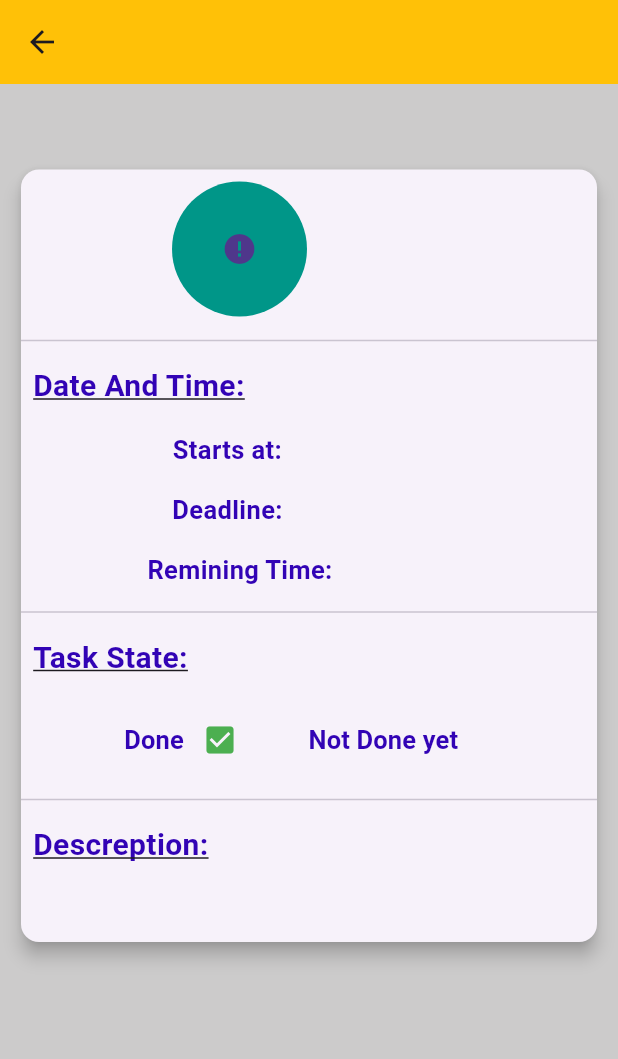
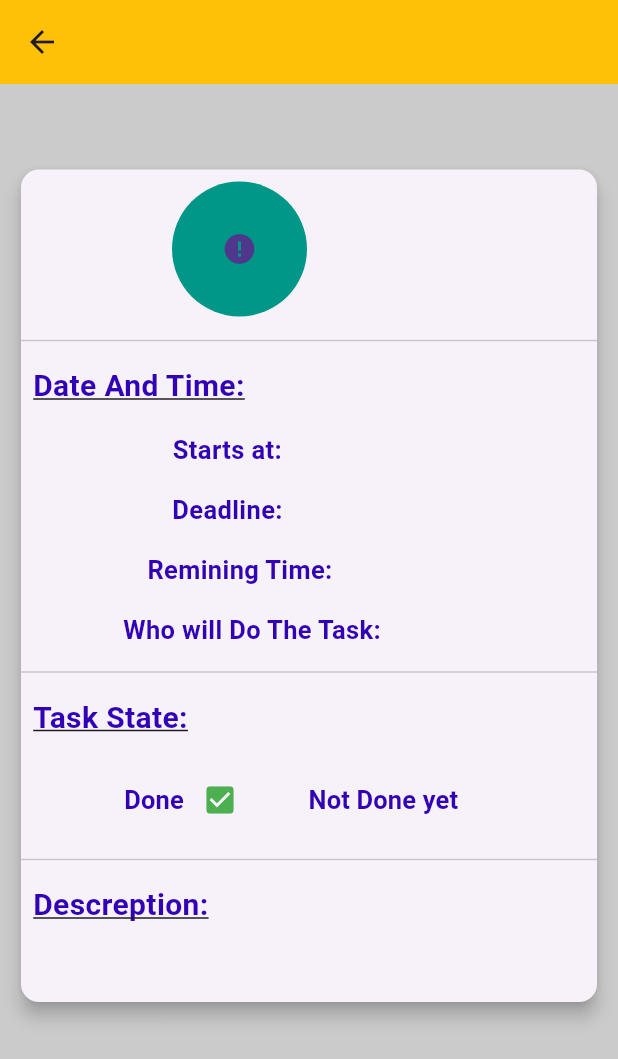
Before and after one commit to ahmaddamr/company_app, a Flutter app: the TaskDetailsScreen screen opened directly with empty values, after a tap on "Done", on a phone screen of 412 x 824 dp. Shown: the top 1059 px of the screen. Run offline on Flutter 3.47's test engine with Material 3 defaults, Android fonts, the phone set to English and light mode, and no system bars; drawn by our look-alikes of cached_network_image; our stand-ins replace cloud_firestore, firebase_auth, firebase_core, firebase_messaging, firebase_storage, fluttertoast and 5 more; accounts and stored records are empty; network calls fail.

Commit message:
finish displaying the user who will do the task in task details screen

```diff
--- a/lib/screens/tasks/add_task_screen.dart
+++ b/lib/screens/tasks/add_task_screen.dart
@@ -476,6 +476,7 @@ class _AddTaskScreenState extends State<AddTaskScreen> {
       'deadlineDate': _dateController.text,
       'deadlineDateTimestamp': deadlineDateTimestamp,
       'taskCategory': _categoryController.text,
+      'TaskUser':_userController.text,
       'createdAt': Timestamp.now(),
       'isDone': false
     });
--- a/lib/screens/tasks/task_details_screen.dart
+++ b/lib/screens/tasks/task_details_screen.dart
@@ -31,6 +31,7 @@ class _TaskDetailsScreenState extends State<TaskDetailsScreen> {
   Timestamp? deadlineDateTimestamp;
   String? deadlineDate;
   String? postedAt;
+  String? taskUser;
   final FirebaseAuth auth = FirebaseAuth.instance;
 
   @override
@@ -86,6 +87,7 @@ class _TaskDetailsScreenState extends State<TaskDetailsScreen> {
       deadlineDate = await taskDatabase.get('deadlineDate');
       // deadlineDateTimestamp = await taskDatabase.get('deadlineDateTimestamp');
       postedAtTimestamp = await taskDatabase.get('createdAt');
+      taskUser = await taskDatabase.get('TaskUser');
       var postDate = postedAtTimestamp!.toDate();
       postedAt = '${postDate.year}-${postDate.month}-${postDate.day}';
       var date = deadlineDate;
@@ -257,6 +259,31 @@ class _TaskDetailsScreenState extends State<TaskDetailsScreen> {
                                     : '',
                                 style: Styles.listTitle.copyWith(
                                     color: Colors.green, fontSize: 17),
+                              ),
+                            ),
+                          ],
+                        ),
+                        Row(
+                          mainAxisAlignment: MainAxisAlignment.spaceEvenly,
+                          children: [
+                            Padding(
+                              padding: const EdgeInsets.all(8.0),
+                              child: Text(
+                                'Who will Do The Task:',
+                                style: Styles.listTitle.copyWith(
+                                    color: Styles.darkBlue, fontSize: 17),
+                              ),
+                            ),
+
+                            Padding(
+                              padding: const EdgeInsets.all(8.0),
+                              child: Text(
+                                taskUser ?? '',
+                                overflow: TextOverflow.ellipsis,
+                                style: Styles.listTitle.copyWith(
+                                    color: Colors.black,
+                                    fontSize: 16,
+                                    fontStyle: FontStyle.italic),
                               ),
                             ),
                           ],
```
